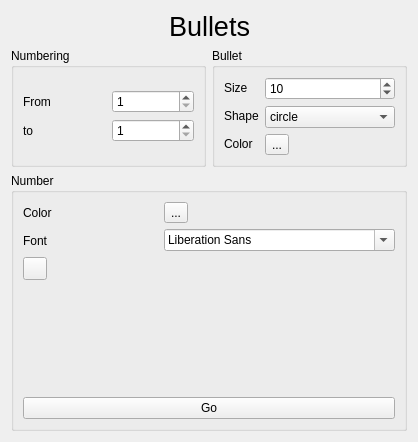
Above: sources/Forms/formnumberedbullets.ui from jose94752/ClipEdit before the change. Below: the same form after it.
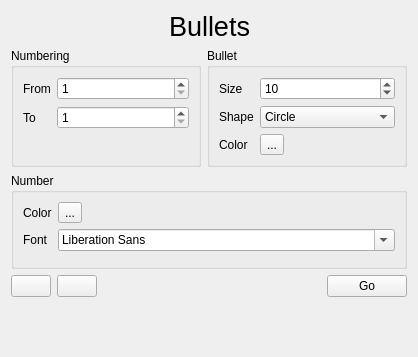
That is the form after the change. Icons and pictures are not drawn. Custom widgets are drawn as their Qt base class.

Patch:
```diff
--- a/sources/Forms/formnumberedbullets.ui
+++ b/sources/Forms/formnumberedbullets.ui
@@ -7,15 +7,13 @@
     <x>0</x>
     <y>0</y>
     <width>418</width>
-    <height>442</height>
+    <height>357</height>
    </rect>
   </property>
   <property name="windowTitle">
    <string>Form</string>
   </property>
-  <layout class="QHBoxLayout" name="horizontalLayout_7">
-   <item>
-    <layout class="QVBoxLayout" name="verticalLayout_11">
+  <layout class="QVBoxLayout" name="verticalLayout">
      <item>
       <layout class="QHBoxLayout" name="horizontalLayout_2">
        <item>
@@ -62,38 +60,21 @@
       </layout>
      </item>
      <item>
-      <layout class="QVBoxLayout" name="verticalLayout_10">
-       <item>
         <layout class="QHBoxLayout" name="horizontalLayout_6">
          <item>
           <widget class="QGroupBox" name="groupBox">
            <property name="title">
             <string>Numbering</string>
            </property>
-           <layout class="QVBoxLayout" name="verticalLayout_9">
-            <item>
-             <layout class="QHBoxLayout" name="horizontalLayout">
-              <item>
-               <layout class="QVBoxLayout" name="verticalLayout_7">
-                <item>
+       <layout class="QFormLayout" name="formLayout_2">
+        <item row="0" column="0">
                  <widget class="QLabel" name="label_From">
                   <property name="text">
                    <string>From</string>
                   </property>
                  </widget>
                 </item>
-                <item>
-                 <widget class="QLabel" name="label_to">
-                  <property name="text">
-                   <string>to</string>
-                  </property>
-                 </widget>
-                </item>
-               </layout>
-              </item>
-              <item>
-               <layout class="QVBoxLayout" name="verticalLayout_8">
-                <item>
+        <item row="0" column="1">
                  <widget class="QSpinBox" name="spinBox_From">
                   <property name="minimum">
                    <number>1</number>
@@ -103,7 +84,14 @@
                   </property>
                  </widget>
                 </item>
-                <item>
+        <item row="1" column="0">
+         <widget class="QLabel" name="label_to">
+          <property name="text">
+           <string>To</string>
+          </property>
+         </widget>
+        </item>
+        <item row="1" column="1">
                  <widget class="QSpinBox" name="spinBox_To">
                   <property name="minimum">
                    <number>1</number>
@@ -117,10 +105,6 @@
                  </widget>
                 </item>
                </layout>
-              </item>
-             </layout>
-            </item>
-           </layout>
           </widget>
          </item>
          <item>
@@ -128,37 +112,15 @@
            <property name="title">
             <string>Bullet</string>
            </property>
-           <layout class="QVBoxLayout" name="verticalLayout_4">
-            <item>
-             <layout class="QHBoxLayout" name="horizontalLayout_3">
-              <item>
-               <layout class="QVBoxLayout" name="verticalLayout_2">
-                <item>
+       <layout class="QFormLayout" name="formLayout_3">
+        <item row="0" column="0">
                  <widget class="QLabel" name="label_Size">
                   <property name="text">
                    <string>Size</string>
                   </property>
                  </widget>
                 </item>
-                <item>
-                 <widget class="QLabel" name="label_Shape">
-                  <property name="text">
-                   <string>Shape</string>
-                  </property>
-                 </widget>
-                </item>
-                <item>
-                 <widget class="QLabel" name="label_BulletColor">
-                  <property name="text">
-                   <string>Color</string>
-                  </property>
-                 </widget>
-                </item>
-               </layout>
-              </item>
-              <item>
-               <layout class="QVBoxLayout" name="verticalLayout_3">
-                <item>
+        <item row="0" column="1">
                  <widget class="QSpinBox" name="spinBox_Size">
                   <property name="minimum">
                    <number>1</number>
@@ -168,26 +130,40 @@
                   </property>
                  </widget>
                 </item>
-                <item>
+        <item row="1" column="0">
+         <widget class="QLabel" name="label_Shape">
+          <property name="text">
+           <string>Shape</string>
+          </property>
+         </widget>
+        </item>
+        <item row="1" column="1">
                  <widget class="QComboBox" name="comboBox_Shape">
                   <item>
                    <property name="text">
-                    <string>circle</string>
+            <string>Circle</string>
                    </property>
                   </item>
                   <item>
                    <property name="text">
-                    <string>rectangle</string>
+            <string>Rectangle</string>
                    </property>
                   </item>
                   <item>
                    <property name="text">
-                    <string>rounded rectangle</string>
+            <string>Rounded rectangle</string>
                    </property>
                   </item>
                  </widget>
                 </item>
-                <item>
+        <item row="2" column="0">
+         <widget class="QLabel" name="label_BulletColor">
+          <property name="text">
+           <string>Color</string>
+          </property>
+         </widget>
+        </item>
+        <item row="2" column="1">
                  <widget class="ColorButton" name="ColorButton_BulletColor">
                   <property name="text">
                    <string>...</string>
@@ -195,10 +171,6 @@
                  </widget>
                 </item>
                </layout>
-              </item>
-             </layout>
-            </item>
-           </layout>
           </widget>
          </item>
         </layout>
@@ -208,60 +180,89 @@
          <property name="title">
           <string>Number</string>
          </property>
-         <layout class="QVBoxLayout" name="verticalLayout_6">
-          <item>
-           <layout class="QHBoxLayout" name="horizontalLayout_5">
-            <item>
-             <layout class="QVBoxLayout" name="verticalLayout">
-              <item>
+     <layout class="QFormLayout" name="formLayout">
+      <item row="0" column="0">
                <widget class="QLabel" name="label_Color">
                 <property name="text">
                  <string>Color</string>
                 </property>
                </widget>
               </item>
-              <item>
+      <item row="0" column="1">
+       <widget class="ColorButton" name="ColorBullet_NumberColor">
+        <property name="text">
+         <string>...</string>
+        </property>
+       </widget>
+      </item>
+      <item row="1" column="0">
                <widget class="QLabel" name="label_Font">
                 <property name="text">
                  <string>Font</string>
                 </property>
                </widget>
               </item>
-             </layout>
-            </item>
-            <item>
-             <layout class="QVBoxLayout" name="verticalLayout_5">
-              <item>
-               <widget class="ColorButton" name="ColorBullet_NumberColor">
-                <property name="text">
-                 <string>...</string>
-                </property>
-               </widget>
-              </item>
-              <item>
+      <item row="1" column="1">
                <widget class="QFontComboBox" name="fontComboBox"/>
               </item>
-              <item>
+      <item row="2" column="1">
                <layout class="QHBoxLayout" name="horizontalLayout_4"/>
               </item>
              </layout>
+    </widget>
+   </item>
+   <item>
+    <layout class="QHBoxLayout" name="horizontalLayout_5">
+     <item>
+      <widget class="QPushButton" name="pushButton_saveBulletTheme">
+       <property name="toolTip">
+        <string>Save as default theme</string>
+       </property>
+       <property name="text">
+        <string/>
+       </property>
+       <property name="icon">
+        <iconset resource="../resources/resources.qrc">
+         <normaloff>:/icons/icons/save-theme-icon.png</normaloff>:/icons/icons/save-theme-icon.png</iconset>
+       </property>
+      </widget>
+     </item>
+     <item>
+      <widget class="QPushButton" name="pushButton_loadBulletTheme">
+       <property name="toolTip">
+        <string>Apply default theme</string>
+       </property>
+       <property name="text">
+        <string/>
+       </property>
+       <property name="icon">
+        <iconset resource="../resources/resources.qrc">
+         <normaloff>:/icons/icons/apply-theme-icon.png</normaloff>:/icons/icons/apply-theme-icon.png</iconset>
+       </property>
+      </widget>
+     </item>
+     <item>
+      <spacer name="horizontalSpacer_3">
+       <property name="orientation">
+        <enum>Qt::Horizontal</enum>
+       </property>
+       <property name="sizeHint" stdset="0">
+        <size>
+         <width>40</width>
+         <height>20</height>
+        </size>
+       </property>
+      </spacer>
+     </item>
+     <item>
+      <widget class="QPushButton" name="pushButtonCreateBullet">
+       <property name="text">
+        <string>Go</string>
+       </property>
+      </widget>
             </item>
            </layout>
           </item>
-          <item>
-           <widget class="QToolButton" name="toolButton_saveBulletConfig">
-            <property name="toolTip">
-             <string>save as default</string>
-            </property>
-            <property name="text">
-             <string/>
-            </property>
-            <property name="icon">
-             <iconset resource="../resources/resources.qrc">
-              <normaloff>:/icons/icons/save-icon.png</normaloff>:/icons/icons/save-icon.png</iconset>
-            </property>
-           </widget>
-          </item>
           <item>
            <spacer name="verticalSpacer">
             <property name="orientation">
@@ -274,20 +275,6 @@
              </size>
             </property>
            </spacer>
-          </item>
-          <item>
-           <widget class="QPushButton" name="pushButtonCreateBullet">
-            <property name="text">
-             <string>Go</string>
-            </property>
-           </widget>
-          </item>
-         </layout>
-        </widget>
-       </item>
-      </layout>
-     </item>
-    </layout>
    </item>
   </layout>
  </widget>
```
Lines whose indentation alone changed are shown as unchanged.
